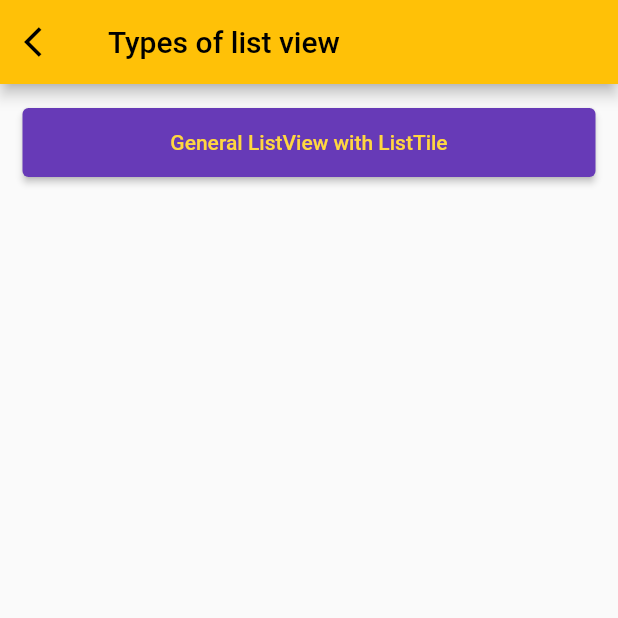
After one commit to Vimalraj-Vijay/Flutter-RoadMap, a Flutter app: the screen it shows after launch, after a tap on "Day 4 ListView", on a phone screen of 412 x 824 dp, the top half of it. The commit adds this screen. Run offline on Flutter 3.47's test engine with Material 2 defaults, Android fonts, the phone set to English and light mode, and no system bars; our stand-ins replace fluttertoast, google_fonts.

Commit message:
Flutter RoadMap Day 4 -- List View

```diff
--- /dev/null
+++ b/lib/day_4_listview/listview_types.dart
@@ -0,0 +1,60 @@
+import 'package:flutter/cupertino.dart';
+import 'package:flutter/material.dart';
+import 'package:flutter_roadmap/day_4_listview/general_listview_builder.dart';
+import 'package:flutter_roadmap/day_4_listview/model/ListviewTypesModel.dart';
+
+import '../utils/strings.dart';
+
+class ListViewTypes extends StatelessWidget {
+  static const id = "/listviewtypes";
+  List<ListViewTypesModel> listviewTypes = [];
+
+  ListViewTypes({Key? key}) : super(key: key);
+
+  @override
+  Widget build(BuildContext context) {
+    return Scaffold(
+      appBar: AppBar(
+        title: const Text(Strings.listViewTypes),
+        leading: IconButton(
+          icon: const Icon(Icons.arrow_back_ios),
+          onPressed: () {
+            Navigator.pop(context);
+          },
+        ),
+      ),
+      body: ListView.builder(
+        itemBuilder: _getListViewTypes,
+        itemCount: generateList().length,
+      ),
+    );
+  }
+
+  Widget _getListViewTypes(BuildContext context, int index) {
+    return Container(
+      padding: const EdgeInsets.symmetric(vertical: 10, horizontal: 15),
+      child: Container(
+        margin: EdgeInsets.only(top: 5),
+        child: ElevatedButton(
+          onPressed: () {
+            print(generateList()[index].name);
+            Navigator.pushNamed(context, generateList()[index].routeid);
+          },
+          child: Padding(
+            padding: const EdgeInsets.symmetric(vertical: 15),
+            child: Text(generateList()[index].name),
+          ),
+          style: ElevatedButton.styleFrom(
+            primary: Colors.deepPurple,
+            onPrimary: Colors.amberAccent,
+          ),
+        ),
+      ),
+    );
+  }
+
+  List<ListViewTypesModel> generateList() {
+    listviewTypes.add(ListViewTypesModel(Strings.generalListView, GeneralListviewBuilder.id));
+    return listviewTypes;
+  }
+}
--- /dev/null
+++ b/lib/day_4_listview/model/ListviewTypesModel.dart
@@ -0,0 +1,10 @@
+
+
+import 'package:flutter/cupertino.dart';
+
+class ListViewTypesModel {
+  final String name;
+  final String routeid;
+
+  ListViewTypesModel(this.name, this.routeid);
+}
--- a/lib/main.dart
+++ b/lib/main.dart
@@ -2,6 +2,8 @@ import 'package:flutter/material.dart';
 import 'package:flutter_roadmap/day_1/inherited_widget_day1.dart';
 import 'package:flutter_roadmap/day_2_navigation/first_route.dart';
 import 'package:flutter_roadmap/day_3_profile_ui/ProfileHome.dart';
+import 'package:flutter_roadmap/day_4_listview/general_listview_builder.dart';
+import 'package:flutter_roadmap/day_4_listview/listview_types.dart';
 import 'package:flutter_roadmap/utils/GlobalContext.dart';
 import 'package:flutter_roadmap/utils/buttons.dart';
 import 'package:flutter_roadmap/utils/routes.dart';
@@ -24,7 +26,7 @@ class MyApp extends StatelessWidget {
       title: 'Flutter Demo',
       debugShowCheckedModeBanner: false,
       theme: ThemeData(
-        textTheme: GoogleFonts.lobsterTextTheme(Theme.of(context).textTheme),
+        textTheme: GoogleFonts.archivoNarrowTextTheme(Theme.of(context).textTheme),
         primarySwatch: Colors.amber,
       ),
       initialRoute: MyHomePage.id,
@@ -76,6 +78,9 @@ class _MyHomePageState extends State<MyHomePage> {
           Buttons.getElevatedButton(Strings.day3Profile, () {
             _navigateToNextScreenUsingNamed(context, ProfileHome.id);
           }),
+          Buttons.getElevatedButton(Strings.day4Listviews, () {
+            _navigateToNextScreenUsingNamed(context, ListViewTypes.id);
+          }),
         ],
       ), // This trailing comma makes auto-formatting nicer for build methods.
     );
--- a/lib/utils/routes.dart
+++ b/lib/utils/routes.dart
@@ -3,6 +3,8 @@ import 'package:flutter_roadmap/day_2_navigation/first_route.dart';
 import 'package:flutter_roadmap/day_2_navigation/second_route.dart';
 import 'package:flutter_roadmap/day_2_navigation/third_route.dart';
 import 'package:flutter_roadmap/day_3_profile_ui/ProfileHome.dart';
+import 'package:flutter_roadmap/day_4_listview/general_listview_builder.dart';
+import 'package:flutter_roadmap/day_4_listview/listview_types.dart';
 import 'package:flutter_roadmap/main.dart';
 
 Map<String, WidgetBuilder> initRoutes() {
@@ -12,5 +14,7 @@ Map<String, WidgetBuilder> initRoutes() {
     SecondRoute.id: (BuildContext ctx) => SecondRoute(),
     ThirdRoute.id: (BuildContext ctx) => ThirdRoute(),
     ProfileHome.id: (BuildContext ctx) => ProfileHome(),
+    ListViewTypes.id: (BuildContext ctx) => ListViewTypes(),
+    GeneralListviewBuilder.id: (BuildContext ctx) => GeneralListviewBuilder(),
   };
 }
--- a/lib/utils/strings.dart
+++ b/lib/utils/strings.dart
@@ -4,7 +4,6 @@ class Strings{
   static const day1InheritedWidget  ="Day 1 Inherited Widget";
   static const day2Navigation  ="Day 2 Navigation Push/ Pop";
   static const day3Profile  ="Day 3 Profie Page UI";
-
   // Day 3
   static const profile  ="Profile";
   static const titleName  ="Name";
@@ -16,5 +15,9 @@ class Strings{
   static const titleDesc  ="Tell me about yourself";
   static const hintValueDesc  ="I am software engineer Working in Deloitte.....";
 
+  static const day4Listviews  ="Day 4 ListView";
+  static const listViewTypes  ="Types of list view";
+  static const generalListView  ="General ListView with ListTile";
+
 
 }
--- a/pubspec.yaml
+++ b/pubspec.yaml
@@ -35,6 +35,7 @@ dependencies:
   # Use with the CupertinoIcons class for iOS style icons.
   cupertino_icons: ^1.0.2
   google_fonts: ^2.3.1
+  fluttertoast: ^8.0.7
 
 dev_dependencies:
   flutter_test:
```
Also changed, not shown: lib/day_4_listview/general_listview_builder.dart (added, +49 -0 lines), pubspec.lock, 1 other file.
